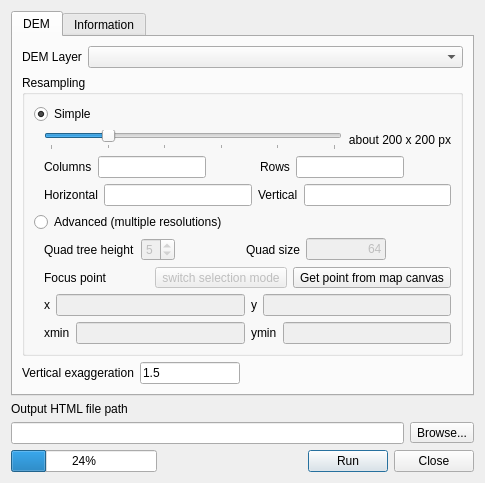
Above: qgis2threejsdialog.ui from minorua/Qgis2threejs before the change. Below: the same form after it.
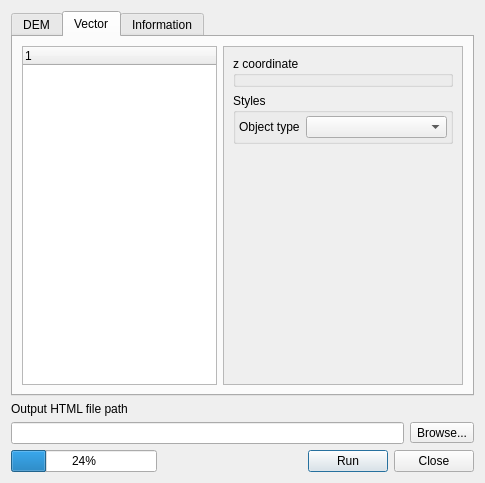
That is the form after the change. The open tabs and pages were chosen to show the change.

Commit message: vector output (point and line)

Patch:
```diff
--- a/qgis2threejsdialog.ui
+++ b/qgis2threejsdialog.ui
@@ -498,6 +498,144 @@
          </item>
         </layout>
        </widget>
+       <widget class="QWidget" name="tab_2">
+        <attribute name="title">
+         <string>Vector</string>
+        </attribute>
+        <layout class="QGridLayout" name="gridLayout_7">
+         <item row="0" column="0">
+          <layout class="QGridLayout" name="gridLayout_6">
+           <item row="0" column="0">
+            <widget class="QTreeWidget" name="treeWidget_VectorLayers">
+             <column>
+              <property name="text">
+               <string notr="true">1</string>
+              </property>
+             </column>
+            </widget>
+           </item>
+           <item row="0" column="1">
+            <layout class="QVBoxLayout" name="verticalLayout_5">
+             <item>
+              <widget class="QScrollArea" name="scrollArea">
+               <property name="sizePolicy">
+                <sizepolicy hsizetype="Preferred" vsizetype="Expanding">
+                 <horstretch>0</horstretch>
+                 <verstretch>0</verstretch>
+                </sizepolicy>
+               </property>
+               <property name="minimumSize">
+                <size>
+                 <width>240</width>
+                 <height>0</height>
+                </size>
+               </property>
+               <property name="widgetResizable">
+                <bool>true</bool>
+               </property>
+               <widget class="QWidget" name="scrollAreaWidgetContents">
+                <property name="geometry">
+                 <rect>
+                  <x>0</x>
+                  <y>0</y>
+                  <width>238</width>
+                  <height>325</height>
+                 </rect>
+                </property>
+                <layout class="QGridLayout" name="gridLayout_10">
+                 <item row="0" column="0">
+                  <widget class="QGroupBox" name="groupBox_zCoordinate">
+                   <property name="title">
+                    <string>z coordinate</string>
+                   </property>
+                   <layout class="QGridLayout" name="gridLayout_9">
+                    <property name="margin">
+                     <number>3</number>
+                    </property>
+                    <item row="1" column="0">
+                     <layout class="QVBoxLayout" name="verticalLayout_zCoordinate"/>
+                    </item>
+                   </layout>
+                  </widget>
+                 </item>
+                 <item row="1" column="0">
+                  <widget class="QGroupBox" name="groupBox_Styles">
+                   <property name="sizePolicy">
+                    <sizepolicy hsizetype="Preferred" vsizetype="Preferred">
+                     <horstretch>0</horstretch>
+                     <verstretch>0</verstretch>
+                    </sizepolicy>
+                   </property>
+                   <property name="minimumSize">
+                    <size>
+                     <width>0</width>
+                     <height>0</height>
+                    </size>
+                   </property>
+                   <property name="title">
+                    <string>Styles</string>
+                   </property>
+                   <layout class="QGridLayout" name="gridLayout_8">
+                    <property name="margin">
+                     <number>3</number>
+                    </property>
+                    <item row="0" column="0">
+                     <layout class="QVBoxLayout" name="verticalLayout_Styles">
+                      <item>
+                       <layout class="QFormLayout" name="formLayout_4">
+                        <item row="0" column="0">
+                         <widget class="QLabel" name="label_ObjectType">
+                          <property name="minimumSize">
+                           <size>
+                            <width>60</width>
+                            <height>0</height>
+                           </size>
+                          </property>
+                          <property name="text">
+                           <string>Object type</string>
+                          </property>
+                         </widget>
+                        </item>
+                        <item row="0" column="1">
+                         <widget class="QComboBox" name="comboBox_ObjectType">
+                          <property name="sizePolicy">
+                           <sizepolicy hsizetype="Expanding" vsizetype="Fixed">
+                            <horstretch>0</horstretch>
+                            <verstretch>0</verstretch>
+                           </sizepolicy>
+                          </property>
+                         </widget>
+                        </item>
+                       </layout>
+                      </item>
+                     </layout>
+                    </item>
+                   </layout>
+                  </widget>
+                 </item>
+                 <item row="2" column="0">
+                  <spacer name="verticalSpacer">
+                   <property name="orientation">
+                    <enum>Qt::Vertical</enum>
+                   </property>
+                   <property name="sizeHint" stdset="0">
+                    <size>
+                     <width>20</width>
+                     <height>40</height>
+                    </size>
+                   </property>
+                  </spacer>
+                 </item>
+                </layout>
+               </widget>
+              </widget>
+             </item>
+            </layout>
+           </item>
+          </layout>
+         </item>
+        </layout>
+       </widget>
        <widget class="QWidget" name="tab">
         <attribute name="title">
          <string>Information</string>
```
Left out of the diff: 13 changed lines with no effect on the pictures. The commit also changes 12 other files.
